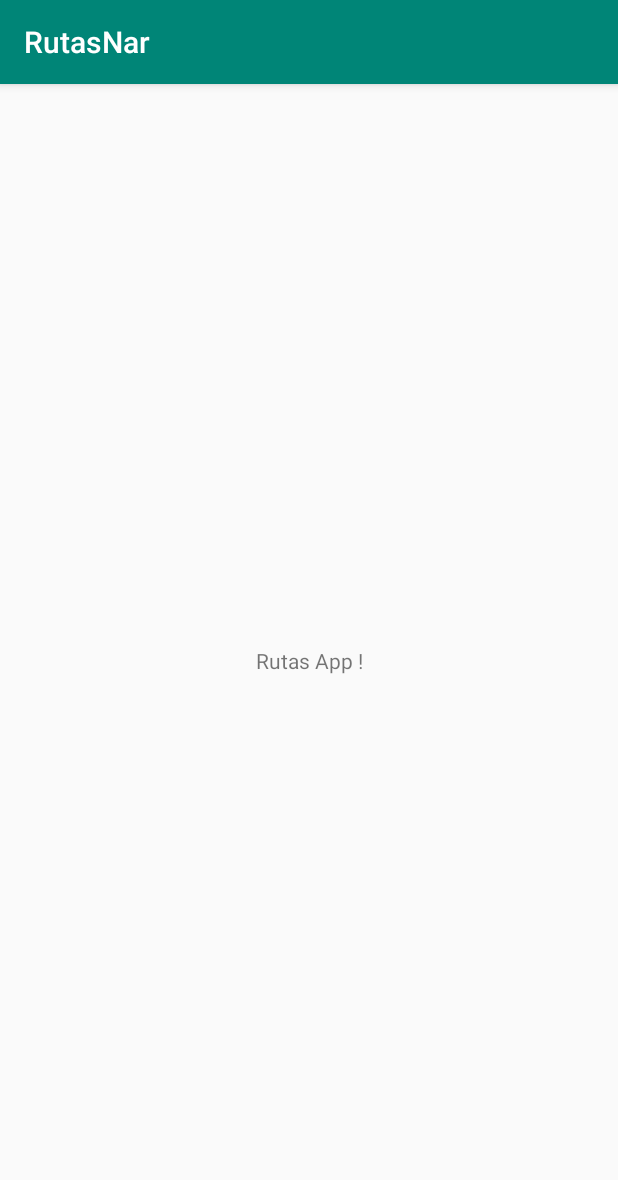
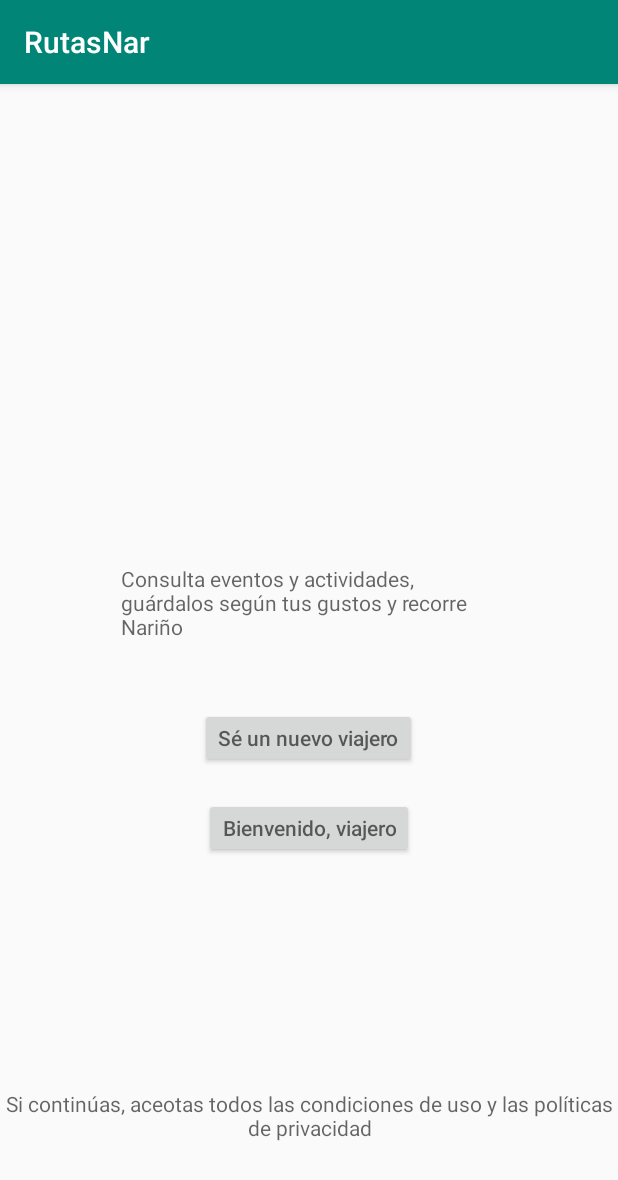
Before and after one commit to LuisEspanna/rutasNar, an Android app: the screen it shows after launch (MainActivity before the commit, LoginActivity after it), on a phone screen of 412 x 824 dp. Shown: the top 1180 px of the screen. Run offline under Robolectric (Android 15) with nearby library versions, the phone set to English and light mode, and no system bars.

Commit message:
Se creó la app inicial

```diff
--- /dev/null
+++ b/rutasApp/app/src/main/java/apps/udenar/edu/co/rutasnar/LoginActivity.java
@@ -0,0 +1,38 @@
+package apps.udenar.edu.co.rutasnar;
+
+import androidx.appcompat.app.AppCompatActivity;
+import androidx.fragment.app.Fragment;
+import androidx.fragment.app.FragmentTransaction;
+
+import android.content.Intent;
+import android.os.Bundle;
+import android.view.View;
+import android.widget.Button;
+
+public class LoginActivity extends AppCompatActivity {
+
+    Button btn_t, btn_newt;
+    @Override
+    protected void onCreate(Bundle savedInstanceState) {
+        super.onCreate(savedInstanceState);
+        setContentView(R.layout.activity_login);
+
+        btn_t = findViewById(R.id.btn_t);
+        btn_newt = findViewById(R.id.btn_newt);
+
+        btn_newt.setOnClickListener(new View.OnClickListener() {
+            @Override
+            public void onClick(View v) {
+                startActivity(new Intent(LoginActivity.this,UserRegisterActivity.class));
+            }
+        });
+
+        btn_t.setOnClickListener(new View.OnClickListener() {
+            @Override
+            public void onClick(View v) {
+                startActivity(new Intent(LoginActivity.this,UserLoginActivity.class));
+            }
+        });
+
+    }
+}
--- a/rutasApp/app/src/main/java/com/ovsp/rutasnar/MainActivity.java
+++ b/rutasApp/app/src/main/java/apps/udenar/edu/co/rutasnar/MainActivity.java
@@ -1,4 +1,4 @@
-package com.ovsp.rutasnar;
+package apps.udenar.edu.co.rutasnar;
 
 import androidx.appcompat.app.AppCompatActivity;
 
@@ -10,5 +10,8 @@ public class MainActivity extends AppCompatActivity {
     protected void onCreate(Bundle savedInstanceState) {
         super.onCreate(savedInstanceState);
         setContentView(R.layout.activity_main);
+        //this.getSupportActionBar().hide();
+
+
     }
 }
--- /dev/null
+++ b/rutasApp/app/src/main/res/layout/activity_login.xml
@@ -0,0 +1,51 @@
+<?xml version="1.0" encoding="utf-8"?>
+<LinearLayout
+    xmlns:android="http://schemas.android.com/apk/res/android"
+    xmlns:app="http://schemas.android.com/apk/res-auto"
+    xmlns:tools="http://schemas.android.com/tools"
+    android:orientation="vertical"
+    android:layout_width="match_parent"
+    android:layout_height="match_parent"
+    tools:context=".LoginActivity"
+    android:gravity="center_horizontal">
+
+    <ImageView
+        android:layout_width="match_parent"
+        android:layout_height="300dp"
+        />
+    <LinearLayout
+        android:layout_width="match_parent"
+        android:layout_height="370dp"
+        android:gravity="center_horizontal"
+        android:orientation="vertical">
+
+        <TextView
+            android:layout_width="250dp"
+            android:layout_height="56dp"
+            android:layout_marginTop="20dp"
+            android:hint="@string/welcome_msg" />
+        <Button
+            android:id="@+id/btn_newt"
+            android:layout_width="wrap_content"
+            android:layout_height="40dp"
+            android:layout_marginTop="40dp"
+            android:hint="@string/new_traveler"/>
+
+        <Button
+            android:id="@+id/btn_t"
+            android:layout_width="wrap_content"
+            android:layout_height="40dp"
+            android:layout_marginTop="20dp"
+            android:hint="@string/traveler"/>
+
+    </LinearLayout>
+
+    <TextView
+        android:layout_width="match_parent"
+        android:layout_height="match_parent"
+        android:textAlignment="center"
+        android:hint="@string/terms"/>
+
+
+
+</LinearLayout>
--- a/rutasApp/app/src/main/res/values/strings.xml
+++ b/rutasApp/app/src/main/res/values/strings.xml
@@ -1,3 +1,15 @@
 <resources>
     <string name="app_name">RutasNar</string>
+    <string name="username">Nombre de usuario</string>
+    <string name="password">Contraseña</string>
+    <string name="new_traveler">Sé un nuevo viajero</string>
+    <string name="traveler">Bienvenido, viajero</string>
+    <string name="welcome_msg">Consulta eventos y actividades, guárdalos según tus gustos y recorre Nariño</string>
+    <string name="terms">Si continúas, aceotas todos las condiciones de uso y las políticas de privacidad</string>
+
+    <!-- TODO: Remove or change this placeholder text -->
+    <string name="hello_blank_fragment">Hello blank fragment</string>
+    <string name="Login">Iniciar Sesión</string>
+    <string name="confirm_passwd">Confirmar contraseña</string>
+    <string name="register">Registrarme</string>
 </resources>
--- a/rutasApp/build.gradle
+++ b/rutasApp/build.gradle
@@ -7,7 +7,7 @@ buildscript {
 
     }
     dependencies {
-        classpath 'com.android.tools.build:gradle:3.5.3'
+        classpath 'com.android.tools.build:gradle:3.5.1'
 
         // NOTE: Do not place your application dependencies here; they belong
         // in the individual module build.gradle files
```
Also changed, not shown: rutasApp/app/build.gradle (+9 -6 lines), rutasApp/app/src/main/AndroidManifest.xml (+8 -3 lines), rutasApp/app/src/main/java/apps/udenar/edu/co/rutasnar/DatabaseHelper.java (added, +68 -0 lines), rutasApp/app/src/main/java/apps/udenar/edu/co/rutasnar/UserLoginActivity.java (added, +49 -0 lines), rutasApp/app/src/main/java/apps/udenar/edu/co/rutasnar/UserRegisterActivity.java (added, +54 -0 lines), rutasApp/app/src/main/res/layout/activity_main.xml (+37 -5 lines), rutasApp/app/src/main/res/layout/activity_user_login.xml (added, +34 -0 lines), rutasApp/app/src/main/res/layout/activity_user_register.xml (added, +42 -0 lines), rutasApp/gradle/wrapper/gradle-wrapper.properties, 5 other files.
